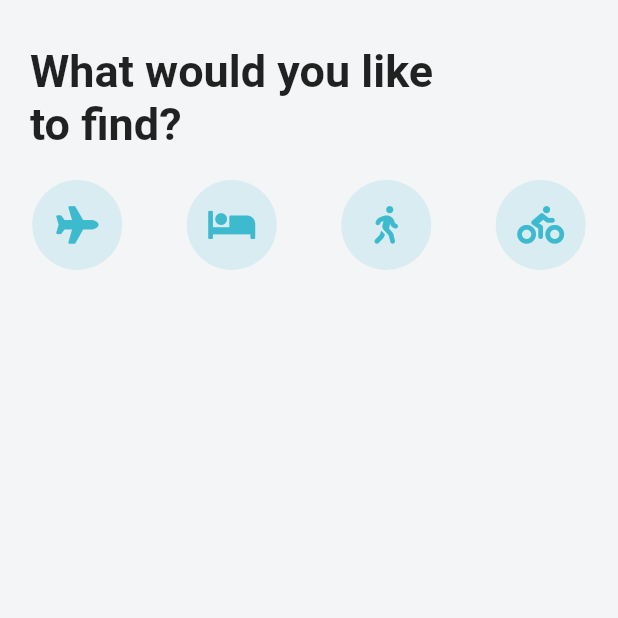
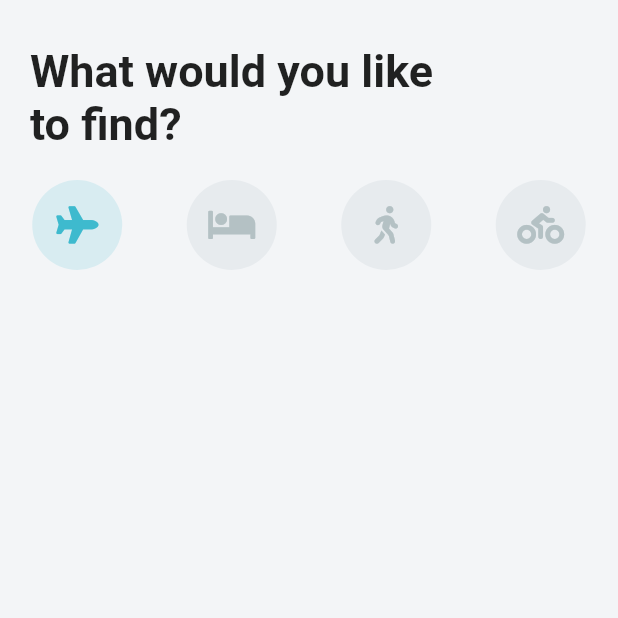
Before and after one commit to timeitel/travel_app, a Flutter app: the screen it shows after launch, on a phone screen of 412 x 824 dp, the top half of it. Run offline on Flutter 3.47's test engine with Material 2 defaults, Android fonts, the phone set to English and light mode, and no system bars; our stand-ins replace font_awesome_flutter.

Commit message:
style: currently selected nav icon

```diff
--- a/lib/screens/home_screen.dart
+++ b/lib/screens/home_screen.dart
@@ -7,6 +7,7 @@ class HomeScreen extends StatefulWidget {
 }
 
 class _HomeScreenState extends State<HomeScreen> {
+  int _selectedIndex = 0;
   List<IconData> _icons = [
     FontAwesomeIcons.plane,
     FontAwesomeIcons.bed,
@@ -15,16 +16,25 @@ class _HomeScreenState extends State<HomeScreen> {
   ];
 
   Widget _buildIcon(int index) {
-    return Container(
-      height: 60.0,
-      width: 60.0,
-      decoration: BoxDecoration(
-          color: Theme.of(context).accentColor,
-          borderRadius: BorderRadius.circular(30.0)),
-      child: Icon(
-        _icons[index],
-        size: 25.0,
-        color: Theme.of(context).primaryColor,
+    return GestureDetector(
+      onTap: (() {
+        setState(() {
+          _selectedIndex = index;
+        });
+      }),
+      child: Container(
+        height: 60.0,
+        width: 60.0,
+        decoration: BoxDecoration(
+            color: _selectedIndex == index
+                ? Theme.of(context).accentColor
+                : Color(0xFFE7EBEE),
+            borderRadius: BorderRadius.circular(30.0)),
+        child: Icon(_icons[index],
+            size: 25.0,
+            color: _selectedIndex == index
+                ? Theme.of(context).primaryColor
+                : Color(0xFFB4C1C4)),
       ),
     );
   }
```
